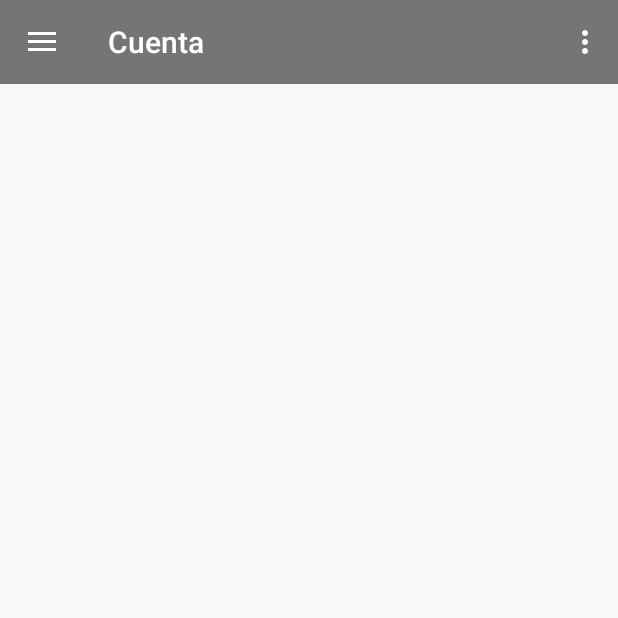
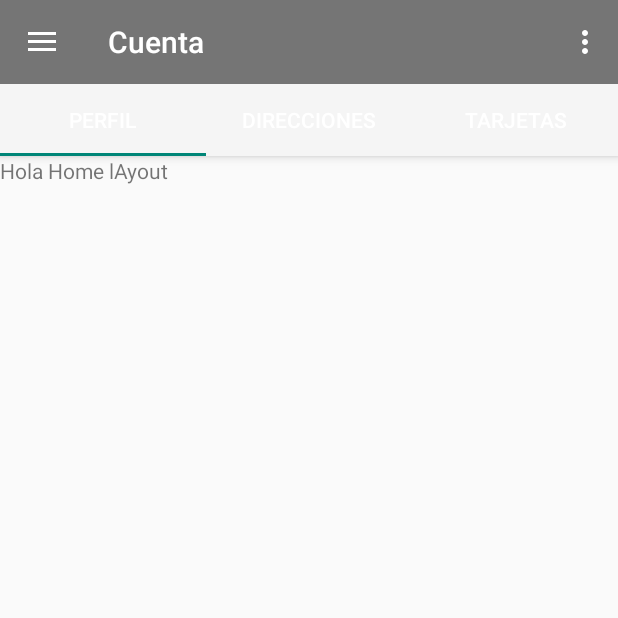
Before and after one commit to diegusweb/NavigationDrawerDemo, an Android app: the screen it shows after launch (MainActivity), in the side drawer, after a tap on "Cuenta", on a phone screen of 412 x 824 dp, the top half of it. Run offline under Robolectric (Android 15) with nearby library versions, the phone set to English and light mode, and no system bars.

Commit message:
adapter View Pager for navigation tabs

```diff
--- a/app/src/main/java/com/example/diegorueda/drawernavigation/MainActivity.java
+++ b/app/src/main/java/com/example/diegorueda/drawernavigation/MainActivity.java
@@ -15,6 +15,7 @@ import android.widget.Toast;
 
 
 import com.example.diegorueda.drawernavigation.ui.fragments.CountryFragment;
+import com.example.diegorueda.drawernavigation.ui.fragments.CuentaFragment;
 import com.example.diegorueda.drawernavigation.ui.fragments.HomeFragment;
 import com.example.diegorueda.drawernavigation.ui.fragments.StoreFragment;
 
@@ -70,6 +71,9 @@ public class MainActivity extends AppCompatActivity {
                 break;
             case "Compras":
                 fragmentClass = CountryFragment.class;
+                break;
+            case "Cuenta":
+                fragmentClass = CuentaFragment.class;
                 break;
             default:
                 fragmentClass = HomeFragment.class;
--- /dev/null
+++ b/app/src/main/java/com/example/diegorueda/drawernavigation/ui/adapter/AdaptadorSecciones.java
@@ -0,0 +1,40 @@
+package com.example.diegorueda.drawernavigation.ui.adapter;
+
+import android.support.v4.app.Fragment;
+import android.support.v4.app.FragmentManager;
+import android.support.v4.app.FragmentStatePagerAdapter;
+
+import java.util.ArrayList;
+import java.util.List;
+
+/**
+ * Created by diego.rueda on 9/9/2015.
+ */
+public class AdaptadorSecciones extends FragmentStatePagerAdapter {
+    private final List<Fragment> fragmentos = new ArrayList<>();
+    private final List<String> titulosFragmentos = new ArrayList<>();
+
+    public AdaptadorSecciones(FragmentManager fm) {
+        super(fm);
+    }
+
+    @Override
+    public android.support.v4.app.Fragment getItem(int position) {
+        return fragmentos.get(position);
+    }
+
+    @Override
+    public int getCount() {
+        return fragmentos.size();
+    }
+
+    public void addFragment(android.support.v4.app.Fragment fragment, String title) {
+        fragmentos.add(fragment);
+        titulosFragmentos.add(title);
+    }
+
+    @Override
+    public CharSequence getPageTitle(int position) {
+        return titulosFragmentos.get(position);
+    }
+}
--- /dev/null
+++ b/app/src/main/java/com/example/diegorueda/drawernavigation/ui/fragments/CuentaFragment.java
@@ -0,0 +1,66 @@
+package com.example.diegorueda.drawernavigation.ui.fragments;
+
+import android.graphics.Color;
+import android.os.Bundle;
+import android.support.annotation.Nullable;
+import android.support.design.widget.AppBarLayout;
+import android.support.design.widget.TabLayout;
+import android.support.v4.app.Fragment;
+import android.support.v4.view.ViewPager;
+import android.view.LayoutInflater;
+import android.view.View;
+import android.view.ViewGroup;
+
+import com.example.diegorueda.drawernavigation.R;
+import com.example.diegorueda.drawernavigation.ui.adapter.AdaptadorSecciones;
+
+/**
+ * Created by diego.rueda on 9/9/2015.
+ */
+public class CuentaFragment extends Fragment {
+    private AppBarLayout appBar;
+    private TabLayout pestanas;
+    private ViewPager viewPager;
+
+    public CuentaFragment() {
+    }
+
+
+    @Nullable
+    @Override
+    public View onCreateView(LayoutInflater inflater, ViewGroup container, Bundle savedInstanceState) {
+        View view = inflater.inflate(R.layout.fragmento_paginado, container, false);
+
+        if (savedInstanceState == null) {
+            insertarTabs(container);
+        }
+
+        viewPager = (ViewPager) view.findViewById(R.id.pager);
+        poblarViewPager(viewPager);
+        pestanas.setupWithViewPager(viewPager);
+
+        return view;
+    }
+
+    private void insertarTabs(ViewGroup container) {
+        View padre = (View) container.getParent();
+        appBar = (AppBarLayout) padre.findViewById(R.id.appbar);
+        pestanas = new TabLayout(getActivity());
+        pestanas.setTabTextColors(Color.parseColor("#FFFFFF"), Color.parseColor("#FFFFFF"));
+        appBar.addView(pestanas);
+    }
+
+    private void poblarViewPager(ViewPager viewPager) {
+        AdaptadorSecciones adapter = new AdaptadorSecciones(getFragmentManager());
+        adapter.addFragment(new FragmentoPerfil(), getString(R.string.titulo_tab_perfil));
+        adapter.addFragment(new DireccionesFragment(), getString(R.string.titulo_tab_direcciones));
+        adapter.addFragment(new MapFragment(), getString(R.string.titulo_tab_tarjetas));
+        viewPager.setAdapter(adapter);
+    }
+
+    @Override
+    public void onDestroyView() {
+        super.onDestroyView();
+        appBar.removeView(pestanas);
+    }
+}
--- /dev/null
+++ b/app/src/main/java/com/example/diegorueda/drawernavigation/ui/fragments/DireccionesFragment.java
@@ -0,0 +1,33 @@
+package com.example.diegorueda.drawernavigation.ui.fragments;
+
+
+import android.os.Bundle;
+
+import android.support.v4.app.Fragment;
+import android.view.LayoutInflater;
+import android.view.View;
+import android.view.ViewGroup;
+
+import com.example.diegorueda.drawernavigation.R;
+
+
+/**
+ * A simple {@link Fragment} subclass.
+ */
+public class DireccionesFragment extends Fragment {
+
+
+    public DireccionesFragment() {
+        // Required empty public constructor
+    }
+
+
+    @Override
+    public View onCreateView(LayoutInflater inflater, ViewGroup container,
+                             Bundle savedInstanceState) {
+        // Inflate the layout for this fragment
+        return inflater.inflate(R.layout.fragment_direcciones, container, false);
+    }
+
+
+}
--- /dev/null
+++ b/app/src/main/java/com/example/diegorueda/drawernavigation/ui/fragments/FragmentoPerfil.java
@@ -0,0 +1,33 @@
+package com.example.diegorueda.drawernavigation.ui.fragments;
+
+
+import android.os.Bundle;
+
+import android.support.v4.app.Fragment;
+import android.view.LayoutInflater;
+import android.view.View;
+import android.view.ViewGroup;
+
+import com.example.diegorueda.drawernavigation.R;
+
+
+/**
+ * A simple {@link Fragment} subclass.
+ */
+public class FragmentoPerfil extends Fragment {
+
+
+    public FragmentoPerfil() {
+        // Required empty public constructor
+    }
+
+
+    @Override
+    public View onCreateView(LayoutInflater inflater, ViewGroup container,
+                             Bundle savedInstanceState) {
+        // Inflate the layout for this fragment
+        return inflater.inflate(R.layout.fragmento_perfil, container, false);
+    }
+
+
+}
--- /dev/null
+++ b/app/src/main/java/com/example/diegorueda/drawernavigation/ui/fragments/MapFragment.java
@@ -0,0 +1,33 @@
+package com.example.diegorueda.drawernavigation.ui.fragments;
+
+
+import android.os.Bundle;
+
+import android.support.v4.app.Fragment;
+import android.view.LayoutInflater;
+import android.view.View;
+import android.view.ViewGroup;
+
+import com.example.diegorueda.drawernavigation.R;
+
+
+/**
+ * A simple {@link Fragment} subclass.
+ */
+public class MapFragment extends Fragment {
+
+
+    public MapFragment() {
+        // Required empty public constructor
+    }
+
+
+    @Override
+    public View onCreateView(LayoutInflater inflater, ViewGroup container,
+                             Bundle savedInstanceState) {
+        // Inflate the layout for this fragment
+        return inflater.inflate(R.layout.fragment_map, container, false);
+    }
+
+
+}
--- /dev/null
+++ b/app/src/main/java/com/example/diegorueda/drawernavigation/ui/fragments/ViewDetailFragment.java
@@ -0,0 +1,31 @@
+package com.example.diegorueda.drawernavigation.ui.fragments;
+
+
+import android.os.Bundle;
+import android.support.v4.app.Fragment;
+import android.view.LayoutInflater;
+import android.view.View;
+import android.view.ViewGroup;
+
+import com.example.diegorueda.drawernavigation.R;
+
+/**
+ * A simple {@link Fragment} subclass.
+ */
+public class ViewDetailFragment extends Fragment {
+
+
+    public ViewDetailFragment() {
+        // Required empty public constructor
+    }
+
+
+    @Override
+    public View onCreateView(LayoutInflater inflater, ViewGroup container,
+                             Bundle savedInstanceState) {
+        // Inflate the layout for this fragment
+        return inflater.inflate(R.layout.fragment_view_detail, container, false);
+    }
+
+
+}
--- a/app/src/main/res/layout/content_primary.xml
+++ b/app/src/main/res/layout/content_primary.xml
@@ -4,6 +4,12 @@
     android:layout_height="match_parent"
     xmlns:app="http://schemas.android.com/apk/res-auto"
     android:orientation="vertical">
+
+    <android.support.design.widget.AppBarLayout
+        android:id="@+id/appbar"
+        android:layout_width="match_parent"
+        android:layout_height="wrap_content"
+        android:theme="@style/ThemeOverlay.AppCompat.Dark.ActionBar">
 
     <android.support.v7.widget.Toolbar
         xmlns:android="http://schemas.android.com/apk/res/android"
@@ -17,6 +23,8 @@
         android:background="?attr/colorPrimaryDark">
     </android.support.v7.widget.Toolbar>
 
+    </android.support.design.widget.AppBarLayout>
+
 
     <RelativeLayout
         android:id="@+id/content_frame"
--- /dev/null
+++ b/app/src/main/res/layout/fragment_direcciones.xml
@@ -0,0 +1,10 @@
+<FrameLayout xmlns:android="http://schemas.android.com/apk/res/android"
+    xmlns:tools="http://schemas.android.com/tools" android:layout_width="match_parent"
+    android:layout_height="match_parent"
+    tools:context="com.example.diegorueda.drawernavigation.ui.fragments.DireccionesFragment">
+
+    <!-- TODO: Update blank fragment layout -->
+    <TextView android:layout_width="match_parent" android:layout_height="match_parent"
+        android:text="@string/hello_blank_fragment" />
+
+</FrameLayout>
--- /dev/null
+++ b/app/src/main/res/layout/fragment_map.xml
@@ -0,0 +1,10 @@
+<FrameLayout xmlns:android="http://schemas.android.com/apk/res/android"
+    xmlns:tools="http://schemas.android.com/tools" android:layout_width="match_parent"
+    android:layout_height="match_parent"
+    tools:context="com.example.diegorueda.drawernavigation.ui.fragments.MapFragment">
+
+    <!-- TODO: Update blank fragment layout -->
+    <TextView android:layout_width="match_parent" android:layout_height="match_parent"
+        android:text="MAPAAA" />
+
+</FrameLayout>
--- /dev/null
+++ b/app/src/main/res/layout/fragmento_paginado.xml
@@ -0,0 +1,5 @@
+<android.support.v4.view.ViewPager
+    xmlns:android="http://schemas.android.com/apk/res/android"
+    android:id="@+id/pager"
+    android:layout_width="match_parent"
+    android:layout_height="match_parent" />
--- /dev/null
+++ b/app/src/main/res/layout/fragmento_perfil.xml
@@ -0,0 +1,10 @@
+<FrameLayout xmlns:android="http://schemas.android.com/apk/res/android"
+    xmlns:tools="http://schemas.android.com/tools" android:layout_width="match_parent"
+    android:layout_height="match_parent"
+    tools:context="com.example.diegorueda.drawernavigation.ui.fragments.FragmentoPerfil">
+
+    <!-- TODO: Update blank fragment layout -->
+    <TextView android:layout_width="match_parent" android:layout_height="match_parent"
+        android:text="@string/hello_blank_fragment" />
+
+</FrameLayout>
--- a/app/src/main/res/values/strings.xml
+++ b/app/src/main/res/values/strings.xml
@@ -11,4 +11,8 @@
 
 <!-- TODO: Remove or change this placeholder text -->
     <string name="hello_blank_fragment">Hola Home lAyout</string>
+
+    <string name="titulo_tab_perfil">PERFIL</string>
+    <string name="titulo_tab_direcciones">DIRECCIONES</string>
+    <string name="titulo_tab_tarjetas">TARJETAS</string>
 </resources>
```
